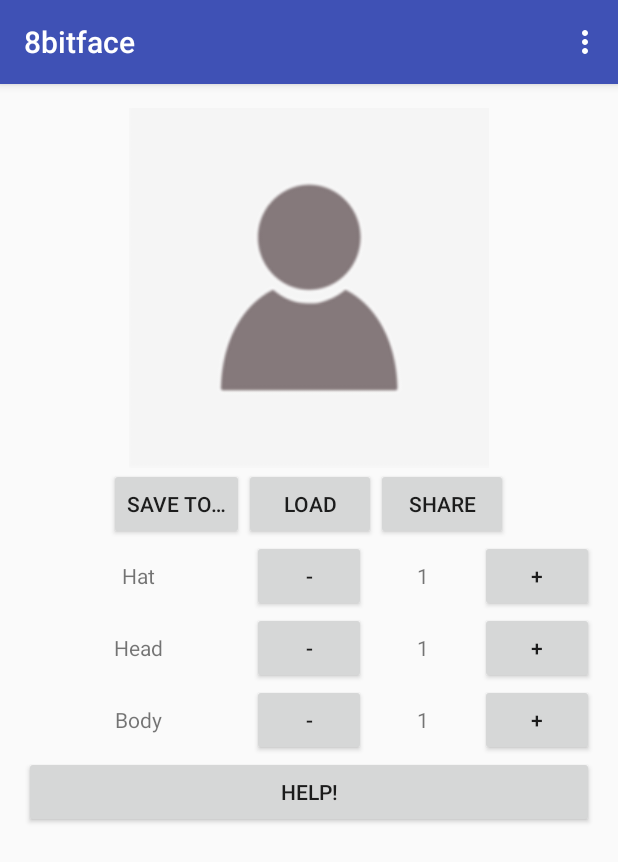
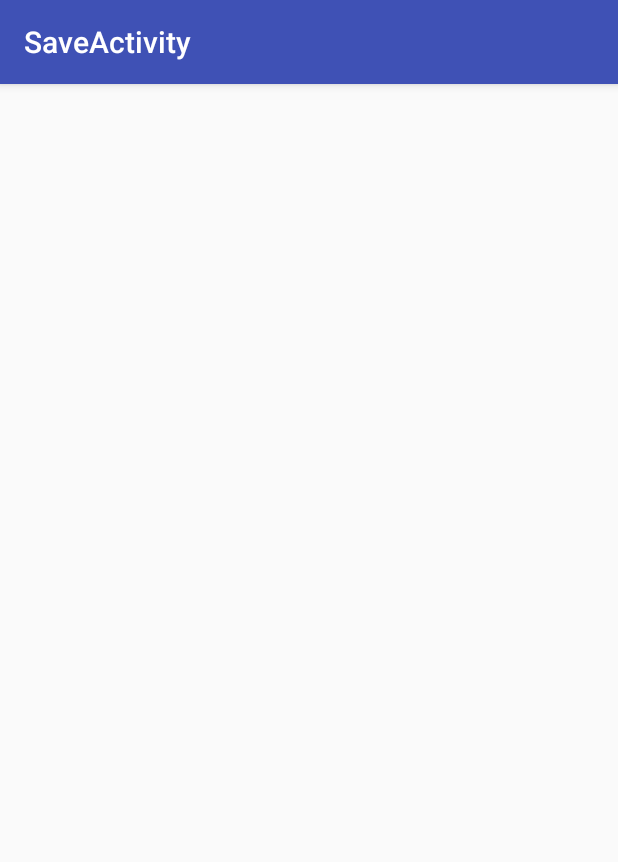
Before and after one commit to puz-ya/Coursera, an Android app: the screen it shows after launch (MainActivity before the commit, SaveActivity after it), after a tap on an icon or button, on a phone screen of 412 x 824 dp. Shown: the top 862 px of the screen. Run offline under Robolectric (Android 15) with nearby library versions, the phone set to English and light mode, and no system bars.

Commit message:
Fix: rotation, init image; Add: empty Activities (save + share).

```diff
--- a/8bitFace/app/src/main/java/com/puzino/a8bitface/MainFragment01Image.java
+++ b/8bitFace/app/src/main/java/com/puzino/a8bitface/MainFragment01Image.java
@@ -1,15 +1,21 @@
 package com.puzino.a8bitface;
 
+import android.app.Activity;
+import android.content.Context;
+import android.content.Intent;
 import android.support.v4.app.Fragment;
 import android.os.Bundle;
 import android.view.LayoutInflater;
 import android.view.View;
 import android.view.ViewGroup;
+import android.widget.Button;
 
 /**
  * A placeholder fragment containing a simple view.
  */
 public class MainFragment01Image extends Fragment {
+
+    private Activity mActivity = null;
 
     public MainFragment01Image() {
     }
@@ -17,6 +23,63 @@ public class MainFragment01Image extends Fragment {
     @Override
     public View onCreateView(LayoutInflater inflater, ViewGroup container,
                              Bundle savedInstanceState) {
-        return inflater.inflate(R.layout.fragment_image_3buttons, container, false);
+
+        View view = inflater.inflate(R.layout.fragment_image_3buttons, container, false);
+
+        // Listener that acts when +\- is clicked
+        View.OnClickListener mListener = new View.OnClickListener() {
+
+            @Override
+            public void onClick(View v) {
+                switch (v.getId()) {
+                    case R.id.button_save:
+                        onNewSaveActivity();
+                        break;
+                    case R.id.button_load:
+                        onLoadSavedProperties();
+                        break;
+                    case R.id.button_share:
+                        onShareActivity();
+                        break;
+                }
+            }
+        };
+
+        // Attach clicks to Minus buttons
+        Button button = (Button) view.findViewById(R.id.button_save);
+        button.setOnClickListener(mListener);
+        button = (Button) view.findViewById(R.id.button_load);
+        button.setOnClickListener(mListener);
+        button = (Button) view.findViewById(R.id.button_share);
+        button.setOnClickListener(mListener);
+
+        return view;
+    }
+
+    @Override   //new version, NO (Activity activity) :\
+    public void onAttach(Context context){
+        super.onAttach(context);
+
+        if(context instanceof Activity){
+            mActivity = (Activity) context;
+        }
+    }
+
+    //new Activity: save configuration, save file (internal or SD)
+    public void onNewSaveActivity(){
+        Intent intent = new Intent(mActivity, SaveActivity.class);
+        startActivity(intent);
+
+    }
+
+    //load last saved configuration
+    public void onLoadSavedProperties(){
+
+    }
+
+    //new Activity: share buttons to choose
+    public void onShareActivity(){
+        Intent intent = new Intent(mActivity, ShareActivity.class);
+        startActivity(intent);
     }
 }
--- a/8bitFace/app/src/main/java/com/puzino/a8bitface/MainFragment02Buttons.java
+++ b/8bitFace/app/src/main/java/com/puzino/a8bitface/MainFragment02Buttons.java
@@ -7,6 +7,7 @@ import android.graphics.Canvas;
 import android.graphics.drawable.BitmapDrawable;
 import android.graphics.drawable.Drawable;
 import android.os.Bundle;
+import android.support.annotation.Nullable;
 import android.support.v4.app.Fragment;
 import android.support.v4.content.res.ResourcesCompat;
 import android.util.Log;
@@ -28,11 +29,14 @@ public class MainFragment02Buttons extends Fragment {
     private int mHead = 1;  //image number of head part
     private int mBody = 1;  //image number of body part
 
+    private int mMaxWidth = 512;    //init size of images to scale
+    private int mMaxHeight = 512;
+
     Button mPlus;
     Button mMinus;
 
-    Activity mActivity;
-    View mFragmentView;
+    Activity mActivity = null;
+    View mFragmentView = null;
 
     public MainFragment02Buttons() {
     }
@@ -47,6 +51,9 @@ public class MainFragment02Buttons extends Fragment {
             mHat = savedInstanceState.getInt("hatID");
             mHead = savedInstanceState.getInt("headID");
             mBody = savedInstanceState.getInt("bodyID");
+
+            mMaxWidth = savedInstanceState.getInt("maxWidth");
+            mMaxHeight = savedInstanceState.getInt("maxHeight");
         }
 
         // Listener that acts when +\- is clicked
@@ -103,24 +110,25 @@ public class MainFragment02Buttons extends Fragment {
         return view;
     }
 
-    //if we recreate Fragment, start from here
+    @Override   //new version, NO (Activity activity) :\
+    public void onAttach(Context context){
+        super.onAttach(context);
+
+        if(context instanceof Activity){
+            mActivity = (Activity) context;
+        }
+    }
+
+    //
     @Override
     public void onStart(){
         super.onStart();
 
         mFragmentView = getView();
-        if(mFragmentView != null){
+       if(mFragmentView != null){
 
             updateAllTextViews();
-        }
-    }
-
-    @Override   //new version, NO (Activity activity) :\
-    public void onAttach(Context context){
-        super.onAttach(context);
-
-        if(getActivity() != null){
-            mActivity = getActivity();
+            updateMainImage();
         }
     }
 
@@ -129,6 +137,10 @@ public class MainFragment02Buttons extends Fragment {
         savedInstanceState.putInt("hatID", mHat);
         savedInstanceState.putInt("headID", mHead);
         savedInstanceState.putInt("bodyID", mBody);
+
+        //size of images to scale
+        savedInstanceState.putInt("maxWidth",mMaxWidth);
+        savedInstanceState.putInt("maxHeight",mMaxHeight);
     }
 
     //@param hat image number
@@ -166,6 +178,7 @@ public class MainFragment02Buttons extends Fragment {
         return num;
     }
 
+    //no, we don't need any locale - just integer_to_string
     public void updateAllTextViews(){
         TextView textViewHat = (TextView) mFragmentView.findViewById(R.id.textView_hat_number);
         textViewHat.setText(Integer.toString(mHat));
@@ -185,10 +198,12 @@ public class MainFragment02Buttons extends Fragment {
             int headImage = HeadsData.getImageFromData(mHead);
             int bodyImage = BodysData.getImageFromData(mBody);
 
+            //get chosen resources
             Drawable drawableHat = ResourcesCompat.getDrawable(getResources(), hatImage, null);
             Drawable drawableHead = ResourcesCompat.getDrawable(getResources(), headImage, null);
             Drawable drawableBody = ResourcesCompat.getDrawable(getResources(), bodyImage, null);
 
+            //try get Bitmap
             Bitmap bitmapHat = null;
             Bitmap bitmapHead = null;
             Bitmap bitmapBody = null;
@@ -204,25 +219,42 @@ public class MainFragment02Buttons extends Fragment {
                 return;
             }
 
-            Bitmap scaledBitmapHat = Bitmap.createScaledBitmap(bitmapHat, 512, 512, true);
-            Bitmap scaledBitmapHead = Bitmap.createScaledBitmap(bitmapHead, 512, 512, true);
-            Bitmap scaledBitmapBody = Bitmap.createScaledBitmap(bitmapBody, 512, 512, true);
+            //imageView is empty, after restart (change orientation)
+            if(imageView.getWidth() > 0){
+                mMaxWidth = imageView.getWidth();
+            }
+
+            if(imageView.getHeight() > 0){
+                mMaxHeight = imageView.getHeight();
+            }
+
+            //scale for identical view
+            Bitmap scaledBitmapHat = Bitmap.createScaledBitmap(bitmapHat, mMaxWidth, mMaxHeight, true);
+            Bitmap scaledBitmapHead = Bitmap.createScaledBitmap(bitmapHead, mMaxWidth, mMaxHeight, true);
+            Bitmap scaledBitmapBody = Bitmap.createScaledBitmap(bitmapBody, mMaxWidth, mMaxHeight, true);
 
             Bitmap combineImages = overlay(scaledBitmapBody, scaledBitmapHead, scaledBitmapHat);
             if (combineImages != null) {
                 imageView.setImageBitmap(combineImages);
+            }else{
+                imageView.setImageResource(R.drawable.no_avatar);
             }
         }
     }
 
     //we need to overlap all 3 images - hat, head, body in 1
+    // @param Bitmap - bottom image,
+    // @param Bitmap - middle image,
+    // @param Bitmap - top image,
+    // @result Bitmap - combined image from input
+    @Nullable
     public static Bitmap overlay(Bitmap bmp1Body, Bitmap bmp2Head, Bitmap bmp3Hat)
     {
         try
         {
             //TODO: our images is same size 512 - no need to worry here
-            int maxWidth = (bmp1Body.getWidth() > bmp2Head.getWidth() ? bmp1Body.getWidth() : bmp2Head.getWidth());
-            int maxHeight = (bmp1Body.getHeight() > bmp2Head.getHeight() ? bmp1Body.getHeight() : bmp2Head.getHeight());
+            int maxWidth = bmp1Body.getWidth();
+            int maxHeight = bmp1Body.getHeight();
 
             Bitmap bmOverlay = Bitmap.createBitmap(maxWidth, maxHeight, bmp1Body.getConfig());
             Canvas canvas = new Canvas(bmOverlay);
--- /dev/null
+++ b/8bitFace/app/src/main/java/com/puzino/a8bitface/SaveActivity.java
@@ -0,0 +1,21 @@
+package com.puzino.a8bitface;
+
+import android.os.Bundle;
+import android.support.design.widget.FloatingActionButton;
+import android.support.design.widget.Snackbar;
+import android.support.v7.app.AppCompatActivity;
+import android.support.v7.widget.Toolbar;
+import android.view.View;
+
+public class SaveActivity extends AppCompatActivity {
+
+    @Override
+    protected void onCreate(Bundle savedInstanceState) {
+        super.onCreate(savedInstanceState);
+        setContentView(R.layout.activity_save);
+        Toolbar toolbar = (Toolbar) findViewById(R.id.toolbar);
+        setSupportActionBar(toolbar);
+
+    }
+
+}
--- a/8bitFace/app/src/main/res/layout/activity_main.xml
+++ b/8bitFace/app/src/main/res/layout/activity_main.xml
@@ -1,13 +1,20 @@
 <?xml version="1.0" encoding="utf-8"?>
-<LinearLayout
+<ScrollView
     xmlns:android="http://schemas.android.com/apk/res/android"
     xmlns:app="http://schemas.android.com/apk/res-auto"
     xmlns:tools="http://schemas.android.com/tools"
+    tools:context="com.puzino.a8bitface.MainActivity"
+
     android:layout_width="match_parent"
-    android:layout_height="match_parent"
+    android:layout_height="wrap_content"
+    >
+
+<LinearLayout
+    android:layout_width="match_parent"
+    android:layout_height="wrap_content"
     android:orientation="vertical"
     android:fitsSystemWindows="true"
-    tools:context="com.puzino.a8bitface.MainActivity">
+    >
 
     <android.support.design.widget.AppBarLayout
         android:layout_width="match_parent"
@@ -25,35 +32,31 @@
 
     <ImageView
         android:id="@+id/imageView"
-        android:layout_width="256dp"
-        android:layout_height="256dp"
+        android:layout_width="200dp"
+        android:layout_height="200dp"
         android:layout_gravity="center_horizontal"
         android:paddingTop="16dp"
         android:src="@drawable/no_avatar"
         android:contentDescription="@string/app_name"
         />
 
-    <fragment xmlns:android="http://schemas.android.com/apk/res/android"
-              xmlns:app="http://schemas.android.com/apk/res-auto"
-              xmlns:tools="http://schemas.android.com/tools"
-
+    <fragment
         android:id="@+id/fragment_image_3buttons"
         android:name="com.puzino.a8bitface.MainFragment01Image"
         android:layout_width="match_parent"
         android:layout_height="wrap_content"
-              app:layout_behavior="@string/appbar_scrolling_view_behavior"
-              tools:layout="@layout/fragment_image_3buttons"/>
+        tools:layout="@layout/fragment_image_3buttons"
+        />
 
-    <fragment xmlns:android="http://schemas.android.com/apk/res/android"
-              xmlns:app="http://schemas.android.com/apk/res-auto"
-              xmlns:tools="http://schemas.android.com/tools"
-
+    <fragment
         android:id="@+id/fragment_select_images"
         android:name="com.puzino.a8bitface.MainFragment02Buttons"
         android:layout_width="match_parent"
         android:layout_height="wrap_content"
-              app:layout_behavior="@string/appbar_scrolling_view_behavior"
-              tools:layout="@layout/fragment_select_images"/>
+        tools:layout="@layout/fragment_select_images"
+        />
 
+    <!-- app:layout_behavior="@string/appbar_scrolling_view_behavior" -->
 
 </LinearLayout>
+</ScrollView>
--- /dev/null
+++ b/8bitFace/app/src/main/res/layout/activity_save.xml
@@ -0,0 +1,27 @@
+<?xml version="1.0" encoding="utf-8"?>
+<android.support.design.widget.CoordinatorLayout
+    xmlns:android="http://schemas.android.com/apk/res/android"
+    xmlns:app="http://schemas.android.com/apk/res-auto"
+    xmlns:tools="http://schemas.android.com/tools"
+    android:layout_width="match_parent"
+    android:layout_height="match_parent"
+    android:fitsSystemWindows="true"
+    tools:context="com.puzino.a8bitface.SaveActivity">
+
+    <android.support.design.widget.AppBarLayout
+        android:layout_width="match_parent"
+        android:layout_height="wrap_content"
+        android:theme="@style/AppTheme.AppBarOverlay">
+
+        <android.support.v7.widget.Toolbar
+            android:id="@+id/toolbar"
+            android:layout_width="match_parent"
+            android:layout_height="?attr/actionBarSize"
+            android:background="?attr/colorPrimary"
+            app:popupTheme="@style/AppTheme.PopupOverlay"/>
+
+    </android.support.design.widget.AppBarLayout>
+
+    <include layout="@layout/content_save"/>
+
+</android.support.design.widget.CoordinatorLayout>
--- /dev/null
+++ b/8bitFace/app/src/main/res/layout/content_save.xml
@@ -0,0 +1,17 @@
+<?xml version="1.0" encoding="utf-8"?>
+<RelativeLayout
+    xmlns:android="http://schemas.android.com/apk/res/android"
+    xmlns:app="http://schemas.android.com/apk/res-auto"
+    xmlns:tools="http://schemas.android.com/tools"
+    android:id="@+id/content_save"
+    android:layout_width="match_parent"
+    android:layout_height="match_parent"
+    android:paddingBottom="@dimen/activity_vertical_margin"
+    android:paddingLeft="@dimen/activity_horizontal_margin"
+    android:paddingRight="@dimen/activity_horizontal_margin"
+    android:paddingTop="@dimen/activity_vertical_margin"
+    app:layout_behavior="@string/appbar_scrolling_view_behavior"
+    tools:context="com.puzino.a8bitface.SaveActivity"
+    tools:showIn="@layout/activity_save">
+
+</RelativeLayout>
--- a/8bitFace/app/src/main/res/layout/fragment_image_3buttons.xml
+++ b/8bitFace/app/src/main/res/layout/fragment_image_3buttons.xml
@@ -18,7 +18,6 @@
             android:layout_width="wrap_content"
             android:layout_height="wrap_content"
             android:text="@string/button_save"
-            android:onClick="onClickSaveTo"
             />
 
         <Button
@@ -26,7 +25,6 @@
             android:layout_width="wrap_content"
             android:layout_height="wrap_content"
             android:text="@string/button_load"
-            android:onClick="onClickLoadNumbers"
             />
 
         <Button
@@ -34,7 +32,6 @@
             android:layout_width="wrap_content"
             android:layout_height="wrap_content"
             android:text="@string/button_share"
-            android:onClick="onClickShare"
             />
 
 </LinearLayout>
--- a/8bitFace/app/src/main/res/values/strings.xml
+++ b/8bitFace/app/src/main/res/values/strings.xml
@@ -22,5 +22,7 @@
     <string name="textView_body_number">01</string>
 
     <string name="help">Help!</string>
+    <string name="title_activity_save">SaveActivity</string>
+    <string name="title_activity_share">ShareActivity</string>
 
 </resources>
```
Also changed, not shown: 8bitFace/app/src/main/AndroidManifest.xml (+11 -1 lines), 8bitFace/app/src/main/java/com/puzino/a8bitface/ShareActivity.java (added, +21 -0 lines), 8bitFace/app/src/main/res/layout/activity_share.xml (added, +27 -0 lines), 8bitFace/app/src/main/res/layout/content_share.xml (added, +17 -0 lines). Lines whose indentation alone changed are shown as unchanged.
